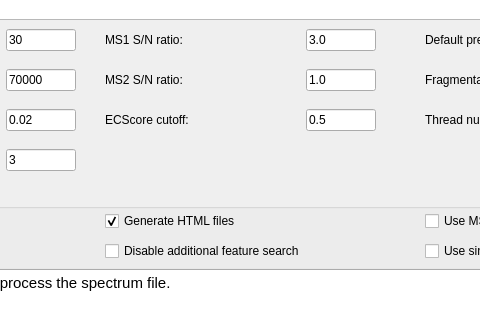
First picture: the form in src/gui/topfd/topfddialog.ui, repository toppic-suite/toppic-suite, before the edit; both pictures show x 195 to 675 and y 141 to 461 of the 965 by 630 pixel window.
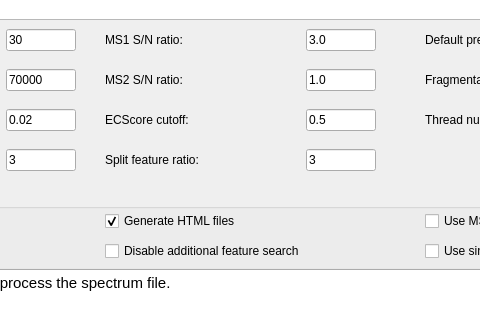
Second picture: the form after the edit. Icons and pictures are not drawn.

Patch:
```diff
--- a/src/gui/topfd/topfddialog.ui
+++ b/src/gui/topfd/topfddialog.ui
@@ -863,6 +863,50 @@
      </item>
     </layout>
    </widget>
+   <widget class="QWidget" name="horizontalLayoutWidget_19">
+    <property name="geometry">
+     <rect>
+      <x>300</x>
+      <y>280</y>
+      <width>271</width>
+      <height>42</height>
+     </rect>
+    </property>
+    <layout class="QHBoxLayout" name="horizontalLayout_19">
+     <item>
+      <widget class="QLabel" name="label_11">
+       <property name="minimumSize">
+        <size>
+         <width>0</width>
+         <height>0</height>
+        </size>
+       </property>
+       <property name="text">
+        <string>Split feature ratio:</string>
+       </property>
+      </widget>
+     </item>
+     <item>
+      <widget class="QLineEdit" name="splitRatioEdit">
+       <property name="minimumSize">
+        <size>
+         <width>40</width>
+         <height>0</height>
+        </size>
+       </property>
+       <property name="maximumSize">
+        <size>
+         <width>70</width>
+         <height>16777215</height>
+        </size>
+       </property>
+       <property name="text">
+        <string>3</string>
+       </property>
+      </widget>
+     </item>
+    </layout>
+   </widget>
    <zorder>listWidget</zorder>
    <zorder>horizontalLayoutWidget</zorder>
    <zorder>horizontalLayoutWidget_13</zorder>
```
Left out of the diff: 1 changed line with no effect on the pictures.
